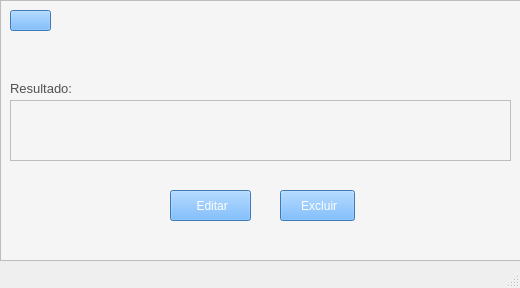
Old version of the form tela3.ui in the repository plinio29/sistema-de-cadastro-python.
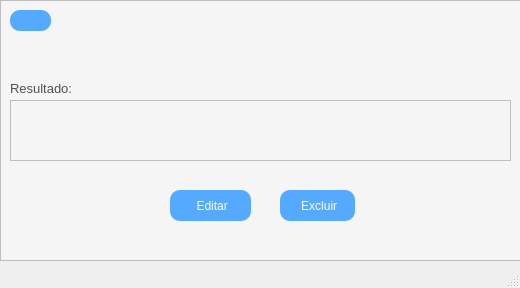
New version of the form. Icons and pictures are not drawn.

Commit message: Ajustes na interface.

What changed in the file:
```diff
--- a/tela3.ui
+++ b/tela3.ui
@@ -118,7 +118,9 @@
       </property>
       <property name="styleSheet">
        <string notr="true">background-color: rgb(85, 170, 255);
-color: rgb(255, 255, 255);</string>
+color: rgb(255, 255, 255);
+border-radius: 10px;
+padding: 5px;</string>
       </property>
       <property name="text">
        <string> Editar</string>
@@ -151,7 +153,9 @@
       <property name="styleSheet">
        <string notr="true">border-bottom-color: rgb(207, 207, 207);
 color: rgb(255, 255, 255);
-background-color: rgb(85, 170, 255);</string>
+background-color: rgb(85, 170, 255);
+border-radius: 10px;
+padding: 5px;</string>
       </property>
       <property name="text">
        <string> Excluir</string>
@@ -172,7 +176,9 @@
       </property>
       <property name="styleSheet">
        <string notr="true">background-color: rgb(85, 170, 255);
-color: rgb(255, 255, 255);</string>
+color: rgb(255, 255, 255);
+border-radius: 10px;
+padding: 5px;</string>
       </property>
       <property name="text">
        <string/>
```
The commit also changes 4 other files.
